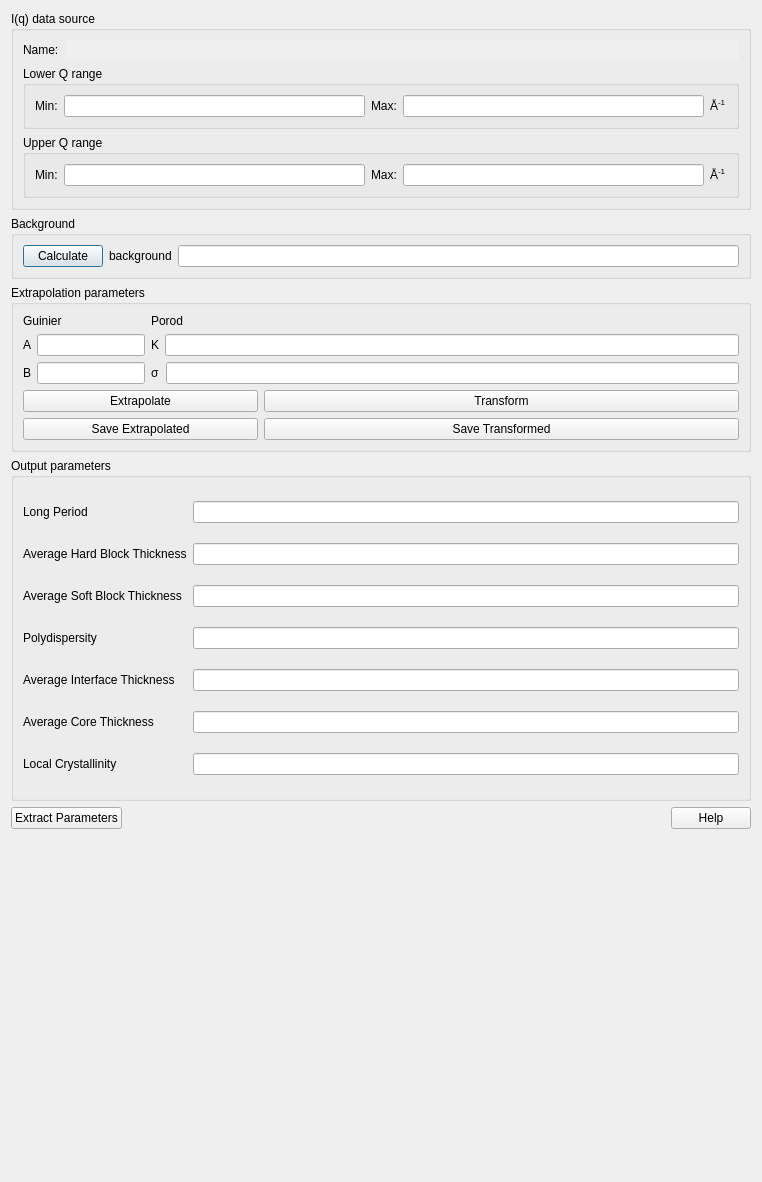
Above: src/sas/qtgui/Perspectives/Corfunc/UI/CorfuncPanel.ui from SasView/sasview before the change. Below: the same form after it.
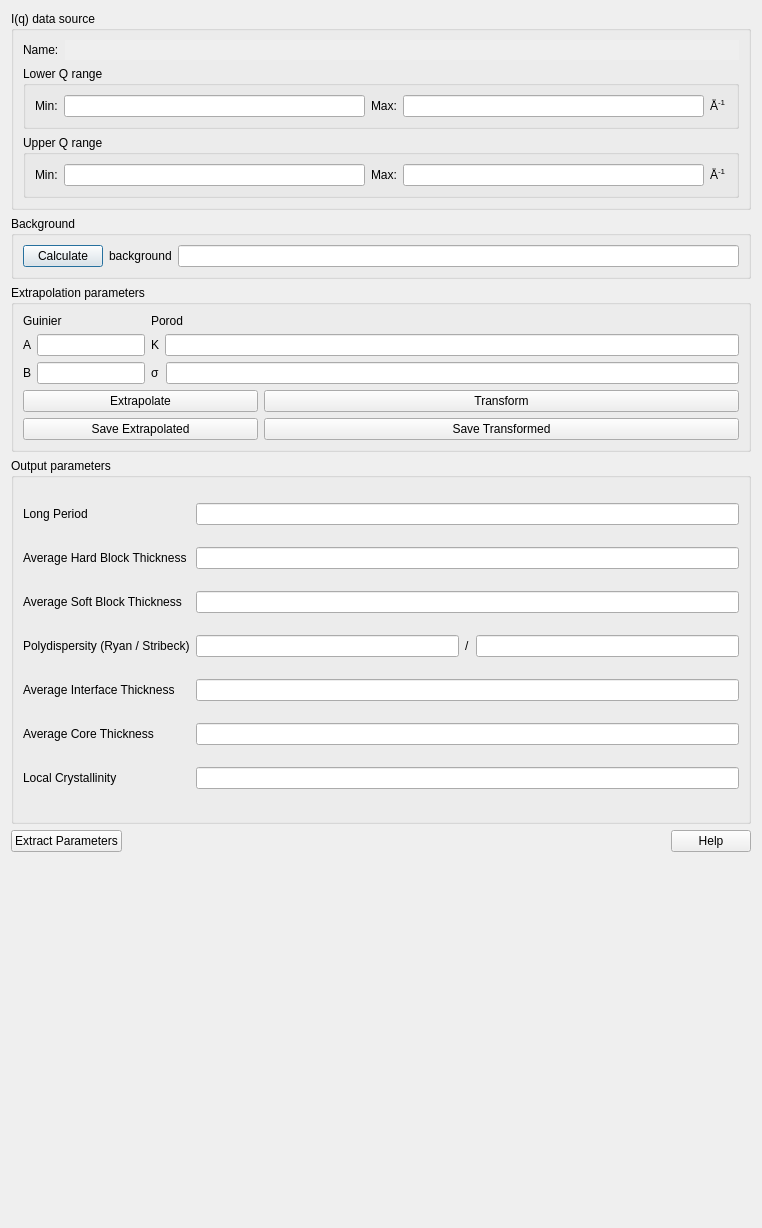
That is the form after the change.

Commit message: Calculation and fields ready

The edit to the form file:
```diff
--- a/src/sas/qtgui/Perspectives/Corfunc/UI/CorfuncPanel.ui
+++ b/src/sas/qtgui/Perspectives/Corfunc/UI/CorfuncPanel.ui
@@ -7,7 +7,7 @@
     <x>0</x>
     <y>0</y>
     <width>762</width>
-    <height>1182</height>
+    <height>1228</height>
    </rect>
   </property>
   <property name="sizePolicy">
@@ -463,23 +463,7 @@
            </size>
           </property>
           <property name="text">
-           <string>Polydispersity</string>
-          </property>
-         </widget>
-        </item>
-        <item row="3" column="1">
-         <widget class="QLineEdit" name="txtPolydisp">
-          <property name="sizePolicy">
-           <sizepolicy hsizetype="MinimumExpanding" vsizetype="Fixed">
-            <horstretch>0</horstretch>
-            <verstretch>0</verstretch>
-           </sizepolicy>
-          </property>
-          <property name="minimumSize">
-           <size>
-            <width>20</width>
-            <height>20</height>
-           </size>
+           <string>Polydispersity (Ryan / Stribeck)</string>
           </property>
          </widget>
         </item>
@@ -623,6 +607,23 @@
           </property>
          </widget>
         </item>
+        <item row="3" column="1">
+         <layout class="QHBoxLayout" name="horizontalLayout_10">
+          <item>
+           <widget class="QLineEdit" name="txtPolyRyan"/>
+          </item>
+          <item>
+           <widget class="QLabel" name="label_3">
+            <property name="text">
+             <string>/</string>
+            </property>
+           </widget>
+          </item>
+          <item>
+           <widget class="QLineEdit" name="txtPolyStribeck"/>
+          </item>
+         </layout>
+        </item>
        </layout>
       </item>
      </layout>
```
The commit also changes 1 other file.
